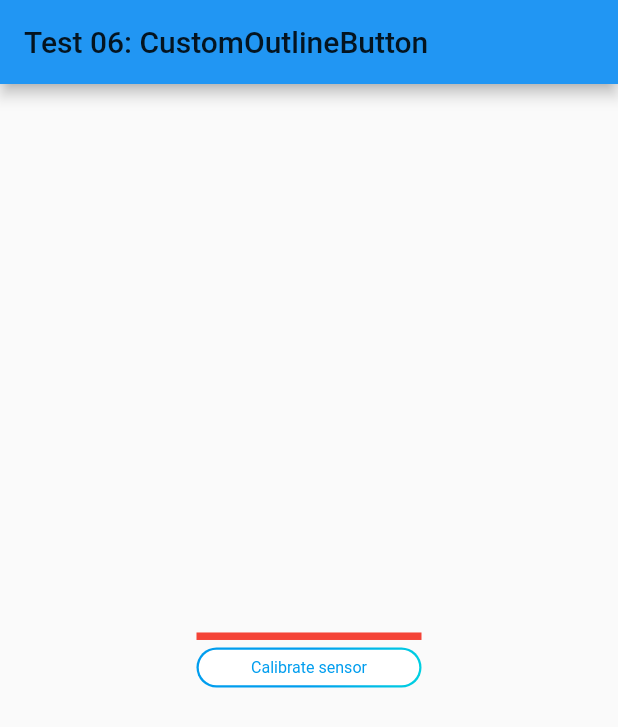
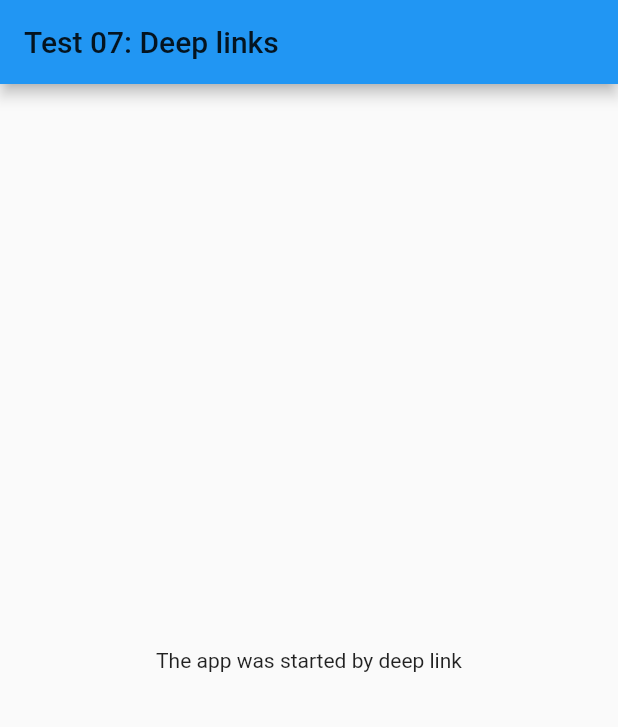
Before and after one commit to chplalex/flutter_tests, a Flutter app: the screen it shows after launch, on a phone screen of 412 x 824 dp. Shown: the top 727 px of the screen. Run offline on Flutter 3.47's test engine with Material 2 defaults, Android fonts, the phone set to English and light mode, and no system bars; our stand-ins replace simple_animations; missing offline and left inert: music_visualizer; Roboto replaces fonts that are missing (Poppins).

Commit message:
Added new test

```diff
--- a/lib/main.dart
+++ b/lib/main.dart
@@ -1,6 +1,6 @@
 import 'package:flutter/material.dart';
 
-import 'test06.dart';
+import 'test07.dart';
 
 void main() {
   runApp(const MyApp());
@@ -18,7 +18,7 @@ class MyApp extends StatelessWidget {
       theme: ThemeData(
         primarySwatch: Colors.blue,
       ),
-      home: const Test06(),
+      home: const Test07(),
     );
   }
 }
--- /dev/null
+++ b/lib/test07.dart
@@ -0,0 +1,22 @@
+// deep link tests
+
+import 'package:flutter/material.dart';
+
+class Test07 extends StatelessWidget {
+  const Test07({Key? key}) : super(key: key);
+
+  @override
+  Widget build(BuildContext context) {
+    return SafeArea(
+      child: Scaffold(
+        appBar: AppBar(
+          title: Text("Test 07: Deep links", style: Theme.of(context).textTheme.titleLarge),
+        ),
+        body: const Align(
+          alignment: Alignment.center,
+          child: Text("The app was started by deep link"),
+        ),
+      ),
+    );
+  }
+}
```
Also changed, not shown: 4 other files.
